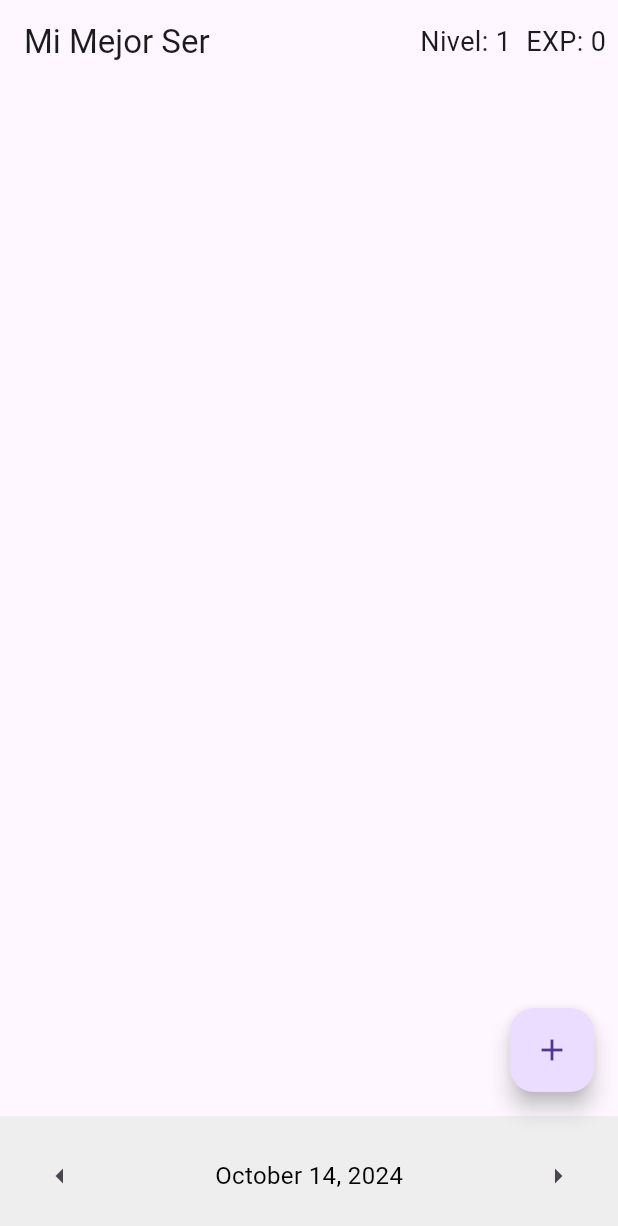
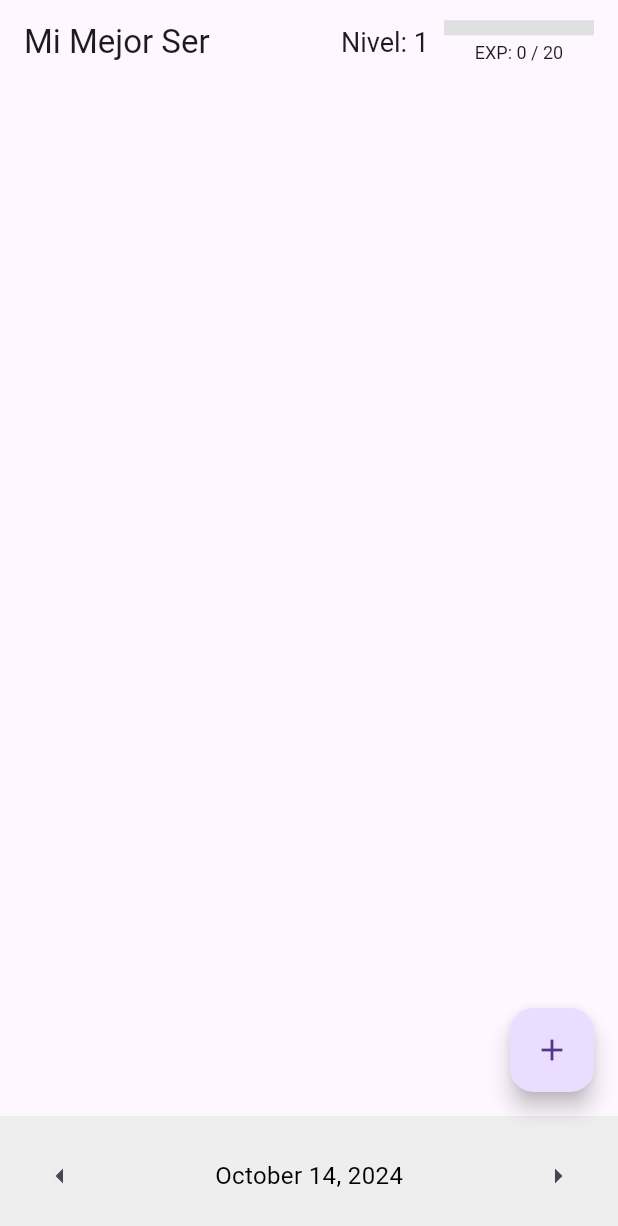
Before and after one commit to MateoGE01/mi-mejor-ser, a Flutter app: the screen it shows after launch, on a phone screen of 412 x 824 dp. Shown: the top 1226 px of the screen. Run offline on Flutter 3.47's test engine with Material 3 defaults, Android fonts, the phone set to English and light mode, and no system bars; our stand-ins replace get.

Commit message:
Barra de progreso de experiencia creada e implementada

```diff
--- a/lib/presentation/controllers/completed_habits.dart
+++ b/lib/presentation/controllers/completed_habits.dart
@@ -8,8 +8,8 @@ class CompletedHabitsController extends GetxController {
   final _experienceGained = 0.obs; // Variable stores the experience gained
   int get experienceGained => _experienceGained.value;
 
-  static const int limitExperience = 20; // Variable stores the limit of experience to level up
-  int _limitExperience = limitExperience;
+  final _limitExperience = 20.obs; // Variable stores the limit of experience to level up
+  int get limitExperience => _limitExperience.value;
 
   final _level = 1.obs; // Variable stores the level of the user
   int get level => _level.value;
@@ -32,10 +32,10 @@ class CompletedHabitsController extends GetxController {
 
   // Function to check if the user has enough experience to level up
   int checkLevelUp() {
-    if (_experienceGained.value >= _limitExperience) {
+    if (_experienceGained.value >= _limitExperience.value) {
       _level.value++;
-      _experienceGained.value -= _limitExperience;
-      _limitExperience += 50;
+      _experienceGained.value -= _limitExperience.value;
+      _limitExperience.value += 50;
     }
     return _level.value;
   }
--- a/lib/presentation/pages/habit_page.dart
+++ b/lib/presentation/pages/habit_page.dart
@@ -3,6 +3,7 @@ import 'package:get/get.dart';
 import 'package:mi_mejor_ser/presentation/controllers/completed_habits.dart';
 import 'package:mi_mejor_ser/presentation/controllers/list_habits.dart';
 import 'package:mi_mejor_ser/presentation/widgets/add_habit_button.dart';
+import 'package:mi_mejor_ser/presentation/widgets/exp_progress_bar.dart';
 import 'package:mi_mejor_ser/presentation/widgets/habit.dart';
 import 'package:mi_mejor_ser/presentation/widgets/add_habit_box.dart';
 import 'package:intl/intl.dart';
@@ -94,7 +95,8 @@ class _HabitPageState extends State<HabitPage> {
           },
           onFrequencyChanged: (String frequency) {
             setState(() {
-              selectedFrequency = frequency; // Actualiza la frecuencia seleccionada
+              selectedFrequency =
+                  frequency; // Actualiza la frecuencia seleccionada
             });
           },
         );
@@ -130,28 +132,24 @@ class _HabitPageState extends State<HabitPage> {
   Widget build(BuildContext context) {
     return Scaffold(
       appBar: AppBar(
-        title: const Text('Mi Mejor Ser'),
-        actions: [
-          Obx(() {
-            return Padding(
-              padding: const EdgeInsets.all(8.0),
-              child: Row(
-                mainAxisAlignment: MainAxisAlignment.center,
+        title: Row(
+          mainAxisAlignment: MainAxisAlignment.spaceBetween,
+          children: [
+            const Text('Mi Mejor Ser'),
+            Obx(() {
+              return Row(
                 children: [
                   Text(
                     'Nivel: ${completedHabitsController.level}',
                     style: const TextStyle(fontSize: 18),
                   ),
                   const SizedBox(width: 10),
-                  Text(
-                    'EXP: ${completedHabitsController.experienceGained}',
-                    style: const TextStyle(fontSize: 18),
-                  ),
+                  ExperienceProgressBar(),
                 ],
-              ),
-            );
-          }),
-        ],
+              );
+            }),
+          ],
+        ),
       ),
       floatingActionButton: addHabitFloatingActionButton(
         onPressed: createHabit,
--- /dev/null
+++ b/lib/presentation/widgets/exp_progress_bar.dart
@@ -0,0 +1,33 @@
+import 'package:flutter/material.dart';
+import 'package:get/get.dart';
+import 'package:mi_mejor_ser/presentation/controllers/completed_habits.dart';
+
+class ExperienceProgressBar extends StatelessWidget {
+  final CompletedHabitsController completedHabitsController = Get.find();
+
+  @override
+  Widget build(BuildContext context) {
+    return Obx(() {
+      double progress = completedHabitsController.experienceGained /
+          completedHabitsController.limitExperience;
+      return Column(
+        children: [
+          Container(
+            width: 100, // Ajusta el ancho según sea necesario
+            child: LinearProgressIndicator(
+              value: progress,
+              backgroundColor: Colors.grey[300],
+              color: Colors.blue,
+              minHeight: 10,
+            ),
+          ),
+          SizedBox(height: 4),
+          Text(
+            'EXP: ${completedHabitsController.experienceGained} / ${completedHabitsController.limitExperience}',
+            style: TextStyle(fontSize: 12),
+          ),
+        ],
+      );
+    });
+  }
+}
```
Also changed, not shown: pubspec.lock.
